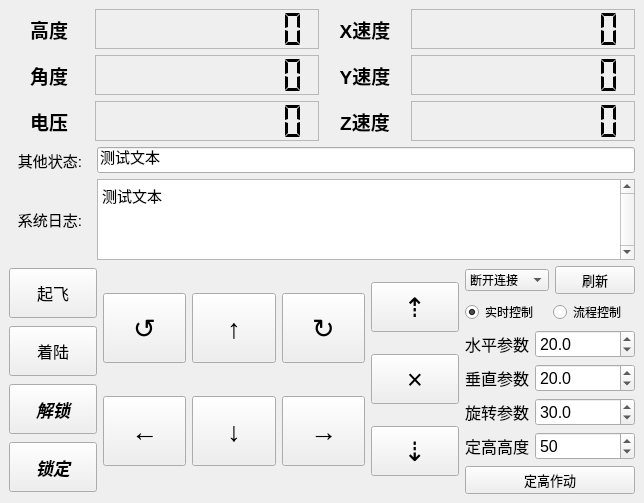
ElluIFX/ANO_LX_FC, file python_sdk/fc_gui/gui.ui: the form before one commit.
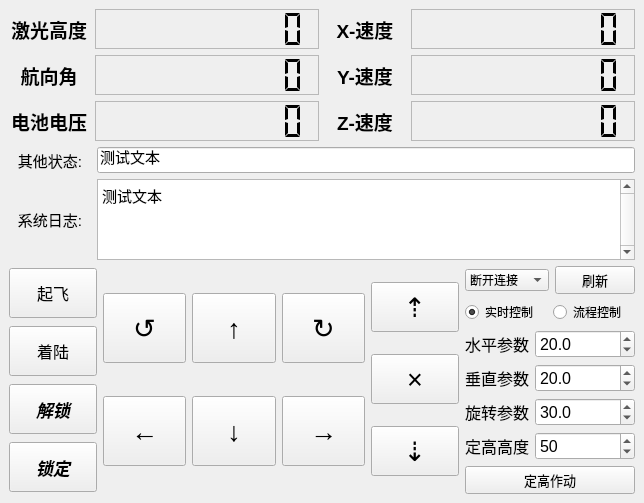
The form after the commit.

```diff
--- a/python_sdk/fc_gui/gui.ui
+++ b/python_sdk/fc_gui/gui.ui
@@ -60,7 +60,7 @@
              <number>0</number>
             </property>
             <property name="text">
-             <string>高度</string>
+             <string>激光高度</string>
             </property>
             <property name="alignment">
              <set>Qt::AlignCenter</set>
@@ -134,7 +134,7 @@
              <number>0</number>
             </property>
             <property name="text">
-             <string>角度</string>
+             <string>航向角</string>
             </property>
             <property name="alignment">
              <set>Qt::AlignCenter</set>
@@ -208,7 +208,7 @@
              <number>0</number>
             </property>
             <property name="text">
-             <string>电压</string>
+             <string>电池电压</string>
             </property>
             <property name="alignment">
              <set>Qt::AlignCenter</set>
@@ -286,7 +286,7 @@
              <number>0</number>
             </property>
             <property name="text">
-             <string>X速度</string>
+             <string>X-速度</string>
             </property>
             <property name="alignment">
              <set>Qt::AlignCenter</set>
@@ -360,7 +360,7 @@
              <number>0</number>
             </property>
             <property name="text">
-             <string>Y速度</string>
+             <string>Y-速度</string>
             </property>
             <property name="alignment">
              <set>Qt::AlignCenter</set>
@@ -434,7 +434,7 @@
              <number>0</number>
             </property>
             <property name="text">
-             <string>Z速度</string>
+             <string>Z-速度</string>
             </property>
             <property name="alignment">
              <set>Qt::AlignCenter</set>
```
Left out of the diff: 45 changed lines with no effect on the pictures.
